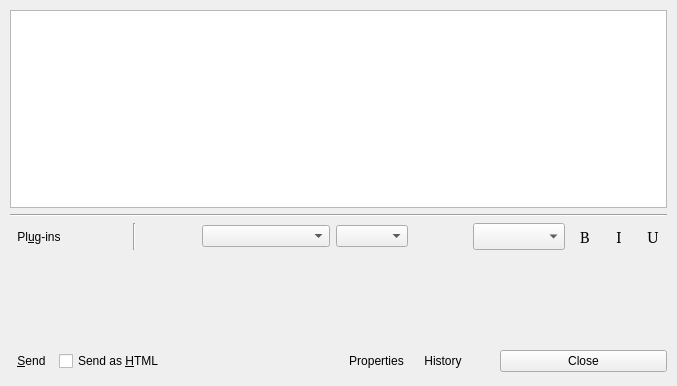
Old version of the form rzxchatui.ui in the repository Fruneau/qRezix.
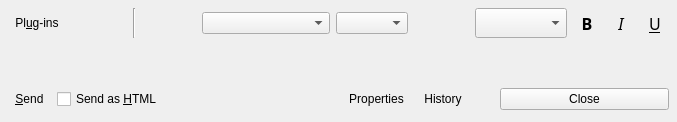
New version of the form. Custom widgets are drawn as their Qt base class.

What changed in the file:
```diff
--- a/rzxchatui.ui
+++ b/rzxchatui.ui
@@ -9,7 +9,7 @@
     <x>0</x>
     <y>0</y>
     <width>677</width>
-    <height>386</height>
+    <height>122</height>
    </rect>
   </property>
   <property name="windowTitle" >
@@ -17,30 +17,11 @@
   </property>
   <layout class="QGridLayout" >
    <property name="margin" >
-    <number>10</number>
+    <number>8</number>
    </property>
    <property name="spacing" >
     <number>6</number>
    </property>
-   <item row="3" column="0" >
-    <widget class="RzxTextEdit" name="edMsg" >
-     <property name="minimumSize" >
-      <size>
-       <width>0</width>
-       <height>84</height>
-      </size>
-     </property>
-     <property name="maximumSize" >
-      <size>
-       <width>32767</width>
-       <height>100</height>
-      </size>
-     </property>
-     <property name="whatsThis" >
-      <string>&lt;h3>Input&lt;/h3>&lt;p>This is the place where you can type your messages.&lt;/p>&lt;p>&lt;b>Shortcuts :&lt;/b>&lt;br>&lt;b>Enter : &lt;/b>Send your message&lt;br>&lt;b>Ctrl+[UP|DOWN] : &lt;/b>Navigate through the messages you have already typed&lt;br>&lt;b>Ctrl+Enter : &lt;/b> Add a line-break&lt;/p></string>
-     </property>
-    </widget>
-   </item>
    <item row="2" column="0" >
     <layout class="QHBoxLayout" >
      <property name="margin" >
@@ -50,6 +31,157 @@
       <number>6</number>
      </property>
      <item>
+      <widget class="QToolButton" name="btnSend" >
+       <property name="toolTip" >
+        <string>Send</string>
+       </property>
+       <property name="whatsThis" >
+        <string>&lt;h3>Send&lt;/h3>&lt;p>Send the message you have typed...&lt;br>It's a lot easier to use &lt;b>Enter&lt;/b>&lt;/p></string>
+       </property>
+       <property name="text" >
+        <string>&amp;Send</string>
+       </property>
+       <property name="shortcut" >
+        <string>Alt+S</string>
+       </property>
+       <property name="autoRaise" >
+        <bool>true</bool>
+       </property>
+      </widget>
+     </item>
+     <item>
+      <widget class="QCheckBox" name="cbSendHTML" >
+       <property name="whatsThis" >
+        <string>&lt;h3>Send as HTML&lt;/h3>&lt;p>When this case is checked, you can format your text&lt;/p>&lt;p>&lt;b>Warning : &lt;/b>some clients don't support HTML...&lt;/p></string>
+       </property>
+       <property name="text" >
+        <string>Send as &amp;HTML</string>
+       </property>
+       <property name="shortcut" >
+        <string>Alt+H</string>
+       </property>
+      </widget>
+     </item>
+     <item>
+      <spacer>
+       <property name="orientation" >
+        <enum>Qt::Horizontal</enum>
+       </property>
+       <property name="sizeType" >
+        <enum>QSizePolicy::Minimum</enum>
+       </property>
+       <property name="sizeHint" >
+        <size>
+         <width>45</width>
+         <height>30</height>
+        </size>
+       </property>
+      </spacer>
+     </item>
+     <item>
+      <widget class="QToolButton" name="btnSound" >
+       <property name="whatsThis" >
+        <string>&lt;h3>Sound&lt;/h3>&lt;p>Enables/disables the sound which is played when a new message arrives&lt;/p></string>
+       </property>
+       <property name="text" >
+        <string/>
+       </property>
+       <property name="shortcut" >
+        <string>Ctrl+S</string>
+       </property>
+       <property name="checkable" >
+        <bool>true</bool>
+       </property>
+       <property name="autoRaise" >
+        <bool>true</bool>
+       </property>
+      </widget>
+     </item>
+     <item>
+      <spacer>
+       <property name="orientation" >
+        <enum>Qt::Horizontal</enum>
+       </property>
+       <property name="sizeType" >
+        <enum>QSizePolicy::Minimum</enum>
+       </property>
+       <property name="sizeHint" >
+        <size>
+         <width>35</width>
+         <height>30</height>
+        </size>
+       </property>
+      </spacer>
+     </item>
+     <item>
+      <widget class="QToolButton" name="btnProperties" >
+       <property name="whatsThis" >
+        <string>&lt;h3>Properties&lt;/h3>&lt;p>Ask for the properties of the person you are talking to.&lt;/p></string>
+       </property>
+       <property name="text" >
+        <string>Properties</string>
+       </property>
+       <property name="checkable" >
+        <bool>true</bool>
+       </property>
+       <property name="autoRaise" >
+        <bool>true</bool>
+       </property>
+      </widget>
+     </item>
+     <item>
+      <widget class="QToolButton" name="btnHistorique" >
+       <property name="whatsThis" >
+        <string>&lt;h3>History&lt;/h3>&lt;p>If you want to read all your old chats with this person&lt;/p></string>
+       </property>
+       <property name="text" >
+        <string>History</string>
+       </property>
+       <property name="checkable" >
+        <bool>true</bool>
+       </property>
+       <property name="autoRaise" >
+        <bool>true</bool>
+       </property>
+      </widget>
+     </item>
+     <item>
+      <spacer>
+       <property name="orientation" >
+        <enum>Qt::Horizontal</enum>
+       </property>
+       <property name="sizeType" >
+        <enum>QSizePolicy::Minimum</enum>
+       </property>
+       <property name="sizeHint" >
+        <size>
+         <width>25</width>
+         <height>20</height>
+        </size>
+       </property>
+      </spacer>
+     </item>
+     <item>
+      <widget class="QPushButton" name="btnClose" >
+       <property name="whatsThis" >
+        <string>&lt;h3>Close&lt;/h3>&lt;p>Ends the chat et close the window&lt;/p></string>
+       </property>
+       <property name="text" >
+        <string>Close</string>
+       </property>
+      </widget>
+     </item>
+    </layout>
+   </item>
+   <item row="0" column="0" >
+    <layout class="QHBoxLayout" >
+     <property name="margin" >
+      <number>0</number>
+     </property>
+     <property name="spacing" >
+      <number>6</number>
+     </property>
+     <item>
       <widget class="QToolButton" name="btnPlugins" >
        <property name="toolTip" >
         <string>Plug-ins</string>
@@ -64,6 +196,9 @@
        <property name="shortcut" >
         <string>Alt+U</string>
        </property>
+       <property name="checkable" >
+        <bool>true</bool>
+       </property>
        <property name="autoRepeat" >
         <bool>true</bool>
        </property>
@@ -206,11 +341,11 @@
        </property>
        <property name="font" >
         <font>
-         <family></family>
+         <family>Agency FB</family>
          <pointsize>12</pointsize>
-         <weight>50</weight>
+         <weight>75</weight>
          <italic>false</italic>
-         <bold>false</bold>
+         <bold>true</bold>
          <underline>false</underline>
          <strikeout>false</strikeout>
         </font>
@@ -242,10 +377,10 @@
        </property>
        <property name="font" >
         <font>
-         <family></family>
+         <family>Agency FB</family>
          <pointsize>12</pointsize>
          <weight>50</weight>
-         <italic>false</italic>
+         <italic>true</italic>
          <bold>false</bold>
          <underline>false</underline>
          <strikeout>false</strikeout>
@@ -278,12 +413,12 @@
        </property>
        <property name="font" >
         <font>
-         <family></family>
+         <family>Agency FB</family>
          <pointsize>12</pointsize>
          <weight>50</weight>
          <italic>false</italic>
          <bold>false</bold>
-         <underline>false</underline>
+         <underline>true</underline>
          <strikeout>false</strikeout>
         </font>
        </property>
@@ -307,180 +442,27 @@
     </layout>
    </item>
    <item row="1" column="0" >
-    <widget class="Line" name="line2" >
-     <property name="sizePolicy" >
-      <sizepolicy>
-       <hsizetype>7</hsizetype>
-       <vsizetype>0</vsizetype>
-       <horstretch>0</horstretch>
-       <verstretch>0</verstretch>
-      </sizepolicy>
+    <widget class="RzxTextEdit" name="edMsg" >
+     <property name="minimumSize" >
+      <size>
+       <width>0</width>
+       <height>34</height>
+      </size>
      </property>
-     <property name="frameShape" >
-      <enum>QFrame::HLine</enum>
+     <property name="maximumSize" >
+      <size>
+       <width>32767</width>
+       <height>32767</height>
+      </size>
      </property>
-     <property name="frameShadow" >
-      <enum>QFrame::Sunken</enum>
+     <property name="focusPolicy" >
+      <enum>Qt::StrongFocus</enum>
      </property>
-     <property name="orientation" >
-      <enum>Qt::Horizontal</enum>
+     <property name="whatsThis" >
+      <string>&lt;h3>Input&lt;/h3>&lt;p>This is the place where you can type your messages.&lt;/p>&lt;p>&lt;b>Shortcuts :&lt;/b>&lt;br>&lt;b>Enter : &lt;/b>Send your message&lt;br>&lt;b>Ctrl+[UP|DOWN] : &lt;/b>Navigate through the messages you have already typed&lt;br>&lt;b>Ctrl+Enter : &lt;/b> Add a line-break&lt;/p></string>
      </property>
     </widget>
    </item>
-   <item row="4" column="0" >
-    <layout class="QHBoxLayout" >
-     <property name="margin" >
-      <number>0</number>
-     </property>
-     <property name="spacing" >
-      <number>6</number>
-     </property>
-     <item>
-      <widget class="QToolButton" name="btnSend" >
-       <property name="toolTip" >
-        <string>Send</string>
-       </property>
-       <property name="whatsThis" >
-        <string>&lt;h3>Send&lt;/h3>&lt;p>Send the message you have typed...&lt;br>It's a lot easier to use &lt;b>Enter&lt;/b>&lt;/p></string>
-       </property>
-       <property name="text" >
-        <string>&amp;Send</string>
-       </property>
-       <property name="shortcut" >
-        <string>Alt+S</string>
-       </property>
-       <property name="autoRaise" >
-        <bool>true</bool>
-       </property>
-      </widget>
-     </item>
-     <item>
-      <widget class="QCheckBox" name="cbSendHTML" >
-       <property name="whatsThis" >
-        <string>&lt;h3>Send as HTML&lt;/h3>&lt;p>When this case is checked, you can format your text&lt;/p>&lt;p>&lt;b>Warning : &lt;/b>some clients don't support HTML...&lt;/p></string>
-       </property>
-       <property name="text" >
-        <string>Send as &amp;HTML</string>
-       </property>
-       <property name="shortcut" >
-        <string>Alt+H</string>
-       </property>
-      </widget>
-     </item>
-     <item>
-      <spacer>
-       <property name="orientation" >
-        <enum>Qt::Horizontal</enum>
-       </property>
-       <property name="sizeType" >
-        <enum>QSizePolicy::Minimum</enum>
-       </property>
-       <property name="sizeHint" >
-        <size>
-         <width>45</width>
-         <height>30</height>
-        </size>
-       </property>
-      </spacer>
-     </item>
-     <item>
-      <widget class="QToolButton" name="btnSound" >
-       <property name="whatsThis" >
-        <string>&lt;h3>Sound&lt;/h3>&lt;p>Enables/disables the sound which is played when a new message arrives&lt;/p></string>
-       </property>
-       <property name="text" >
-        <string/>
-       </property>
-       <property name="shortcut" >
-        <string>Ctrl+S</string>
-       </property>
-       <property name="checkable" >
-        <bool>true</bool>
-       </property>
-       <property name="autoRaise" >
-        <bool>true</bool>
-       </property>
-      </widget>
-     </item>
-     <item>
-      <spacer>
-       <property name="orientation" >
-        <enum>Qt::Horizontal</enum>
-       </property>
-       <property name="sizeType" >
-        <enum>QSizePolicy::Minimum</enum>
-       </property>
-       <property name="sizeHint" >
-        <size>
-         <width>35</width>
-         <height>30</height>
-        </size>
-       </property>
-      </spacer>
-     </item>
-     <item>
-      <widget class="QToolButton" name="btnProperties" >
-       <property name="whatsThis" >
-        <string>&lt;h3>Properties&lt;/h3>&lt;p>Ask for the properties of the person you are talking to.&lt;/p></string>
-       </property>
-       <property name="text" >
-        <string>Properties</string>
-       </property>
-       <property name="checkable" >
-        <bool>true</bool>
-       </property>
-       <property name="autoRaise" >
-        <bool>true</bool>
-       </property>
-      </widget>
-     </item>
-     <item>
-      <widget class="QToolButton" name="btnHistorique" >
-       <property name="whatsThis" >
-        <string>&lt;h3>History&lt;/h3>&lt;p>If you want to read all your old chats with this person&lt;/p></string>
-       </property>
-       <property name="text" >
-        <string>History</string>
-       </property>
-       <property name="checkable" >
-        <bool>true</bool>
-       </property>
-       <property name="autoRaise" >
-        <bool>true</bool>
-       </property>
-      </widget>
-     </item>
-     <item>
-      <spacer>
-       <property name="orientation" >
-        <enum>Qt::Horizontal</enum>
-       </property>
-       <property name="sizeType" >
-        <enum>QSizePolicy::Minimum</enum>
-       </property>
-       <property name="sizeHint" >
-        <size>
-         <width>25</width>
-         <height>20</height>
-        </size>
-       </property>
-      </spacer>
-     </item>
-     <item>
-      <widget class="QPushButton" name="btnClose" >
-       <property name="whatsThis" >
-        <string>&lt;h3>Close&lt;/h3>&lt;p>Ends the chat et close the window&lt;/p></string>
-       </property>
-       <property name="text" >
-        <string>Close</string>
-       </property>
-      </widget>
-     </item>
-    </layout>
-   </item>
-   <item row="0" column="0" >
-    <widget class="QTextEdit" name="txtHistory" />
-   </item>
   </layout>
  </widget>
  <layoutdefault spacing="6" margin="11" />
```
